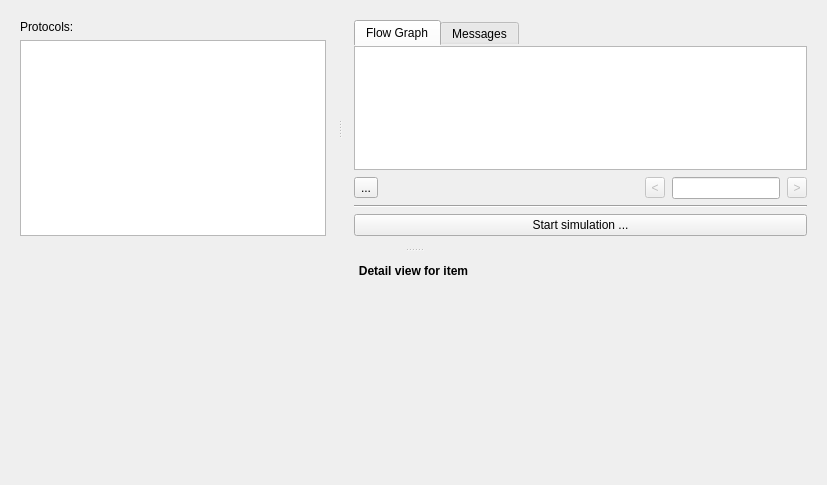
Old version of the form data/ui/simulator.ui in the repository jopohl/urh.
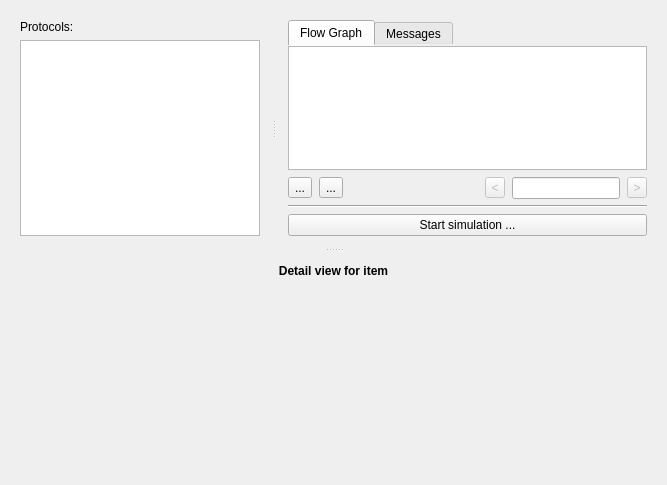
New version of the form. Icons and pictures are not drawn. Custom widgets are drawn as their Qt base class.

Diff of the .ui file:
```diff
--- a/data/ui/simulator.ui
+++ b/data/ui/simulator.ui
@@ -6,7 +6,7 @@
    <rect>
     <x>0</x>
     <y>0</y>
-    <width>827</width>
+    <width>667</width>
     <height>485</height>
    </rect>
   </property>
@@ -42,7 +42,7 @@
        <rect>
         <x>0</x>
         <y>0</y>
-        <width>827</width>
+        <width>667</width>
         <height>485</height>
        </rect>
       </property>
@@ -197,6 +197,16 @@
                     </property>
                    </widget>
                   </item>
+                  <item>
+                   <widget class="QToolButton" name="btnLoad">
+                    <property name="text">
+                     <string>...</string>
+                    </property>
+                    <property name="icon">
+                     <iconset theme="document-open"/>
+                    </property>
+                   </widget>
+                  </item>
                   <item>
                    <spacer name="horizontalSpacer_2">
                     <property name="orientation">
```
Left out of the diff: 2 changed lines with no effect on the pictures.
